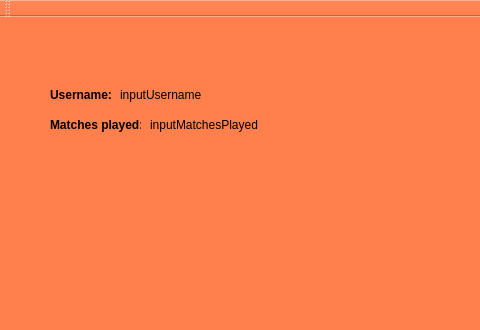
Before: the Qt Designer form Client1/AccountPage.ui in Paul-Podoleanu/ProjectModernCpp, drawn with Qt 5; both pictures show x 0 to 480 and y 0 to 330 of the 800 by 600 pixel window.
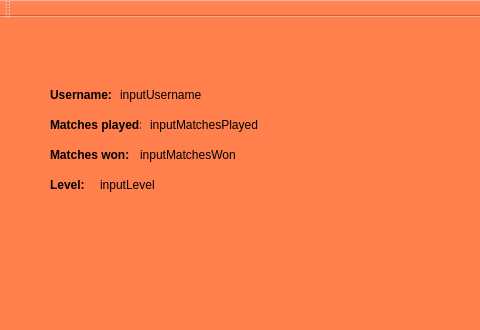
After: the same form once the commit is applied.

Commit message: Am adaugat labeluri pentru toate campurile din User in UI

```diff
--- a/Client1/AccountPage.ui
+++ b/Client1/AccountPage.ui
@@ -79,6 +79,68 @@
      <string>inputMatchesPlayed</string>
     </property>
    </widget>
+   <widget class="QLabel" name="matchesWon">
+    <property name="geometry">
+     <rect>
+      <x>50</x>
+      <y>130</y>
+      <width>91</width>
+      <height>16</height>
+     </rect>
+    </property>
+    <property name="font">
+     <font>
+      <bold>true</bold>
+     </font>
+    </property>
+    <property name="text">
+     <string>Matches won:</string>
+    </property>
+   </widget>
+   <widget class="QLabel" name="Level">
+    <property name="geometry">
+     <rect>
+      <x>50</x>
+      <y>160</y>
+      <width>41</width>
+      <height>16</height>
+     </rect>
+    </property>
+    <property name="font">
+     <font>
+      <bold>true</bold>
+     </font>
+    </property>
+    <property name="text">
+     <string>Level:</string>
+    </property>
+   </widget>
+   <widget class="QLabel" name="matchesWonEdit">
+    <property name="geometry">
+     <rect>
+      <x>140</x>
+      <y>130</y>
+      <width>111</width>
+      <height>16</height>
+     </rect>
+    </property>
+    <property name="text">
+     <string>inputMatchesWon</string>
+    </property>
+   </widget>
+   <widget class="QLabel" name="levelEdit">
+    <property name="geometry">
+     <rect>
+      <x>100</x>
+      <y>160</y>
+      <width>61</width>
+      <height>16</height>
+     </rect>
+    </property>
+    <property name="text">
+     <string>inputLevel</string>
+    </property>
+   </widget>
   </widget>
   <widget class="QMenuBar" name="menuBar">
    <property name="geometry">
```
Left out of the diff: 2 changed lines with no effect on the pictures.
